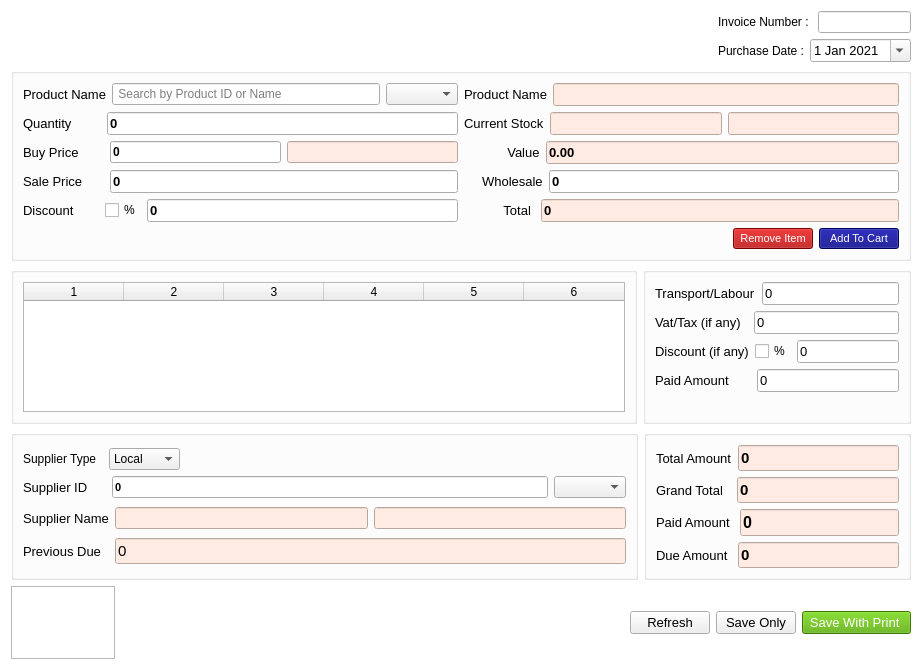
ansarul543/pos-inventory, file ui/purchase1.ui: the form before one commit.
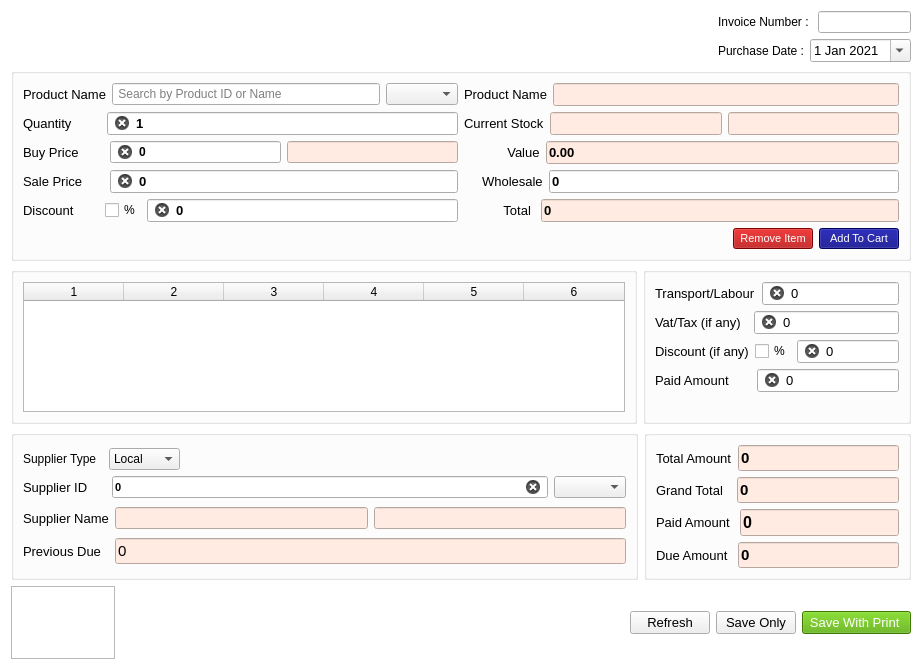
The form after the commit.

Patch:
```diff
--- a/ui/purchase1.ui
+++ b/ui/purchase1.ui
@@ -191,6 +191,9 @@
               <property name="placeholderText">
                <string>Search by Supplier ID Name or Party Code</string>
               </property>
+              <property name="clearButtonEnabled">
+               <bool>true</bool>
+              </property>
              </widget>
             </item>
             <item>
@@ -586,7 +589,10 @@
              <enum>Qt::RightToLeft</enum>
             </property>
             <property name="text">
-             <string>0</string>
+             <string>1</string>
+            </property>
+            <property name="clearButtonEnabled">
+             <bool>true</bool>
             </property>
            </widget>
           </item>
@@ -660,6 +666,9 @@
             <property name="text">
              <string>0</string>
             </property>
+            <property name="clearButtonEnabled">
+             <bool>true</bool>
+            </property>
            </widget>
           </item>
           <item row="0" column="0">
@@ -755,6 +764,9 @@
             <property name="text">
              <string>0</string>
             </property>
+            <property name="clearButtonEnabled">
+             <bool>true</bool>
+            </property>
            </widget>
           </item>
          </layout>
@@ -813,6 +825,9 @@
             <property name="readOnly">
              <bool>false</bool>
             </property>
+            <property name="clearButtonEnabled">
+             <bool>true</bool>
+            </property>
            </widget>
           </item>
           <item row="0" column="0">
@@ -1099,6 +1114,9 @@
             <property name="readOnly">
              <bool>false</bool>
             </property>
+            <property name="clearButtonEnabled">
+             <bool>true</bool>
+            </property>
            </widget>
           </item>
          </layout>
@@ -1133,6 +1151,9 @@
             <property name="readOnly">
              <bool>false</bool>
             </property>
+            <property name="clearButtonEnabled">
+             <bool>true</bool>
+            </property>
            </widget>
           </item>
          </layout>
@@ -1177,6 +1198,9 @@
             <property name="readOnly">
              <bool>false</bool>
             </property>
+            <property name="clearButtonEnabled">
+             <bool>true</bool>
+            </property>
            </widget>
           </item>
          </layout>
@@ -1218,6 +1242,9 @@
             <property name="readOnly">
              <bool>false</bool>
             </property>
+            <property name="clearButtonEnabled">
+             <bool>true</bool>
+            </property>
            </widget>
           </item>
          </layout>
```
Left out of the diff: 3 changed lines with no effect on the pictures.
